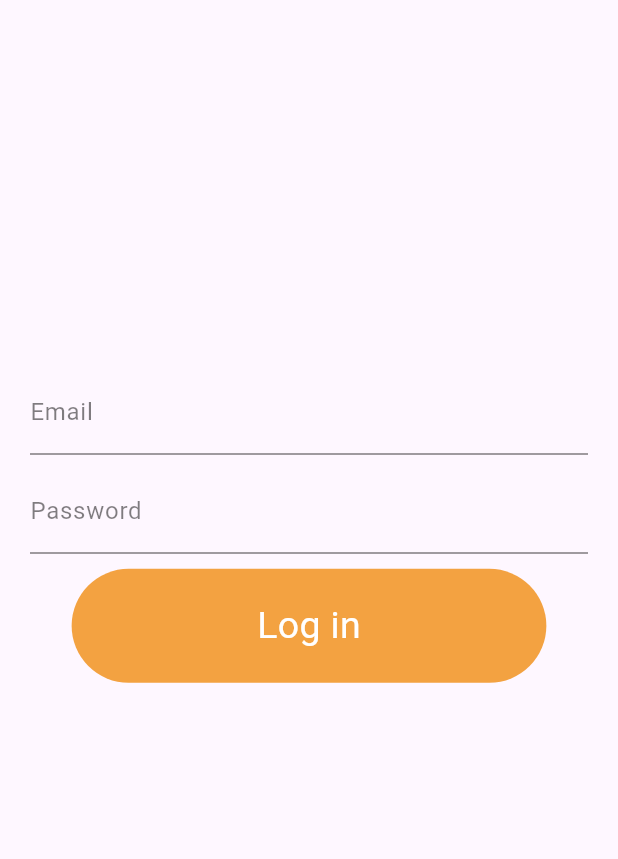
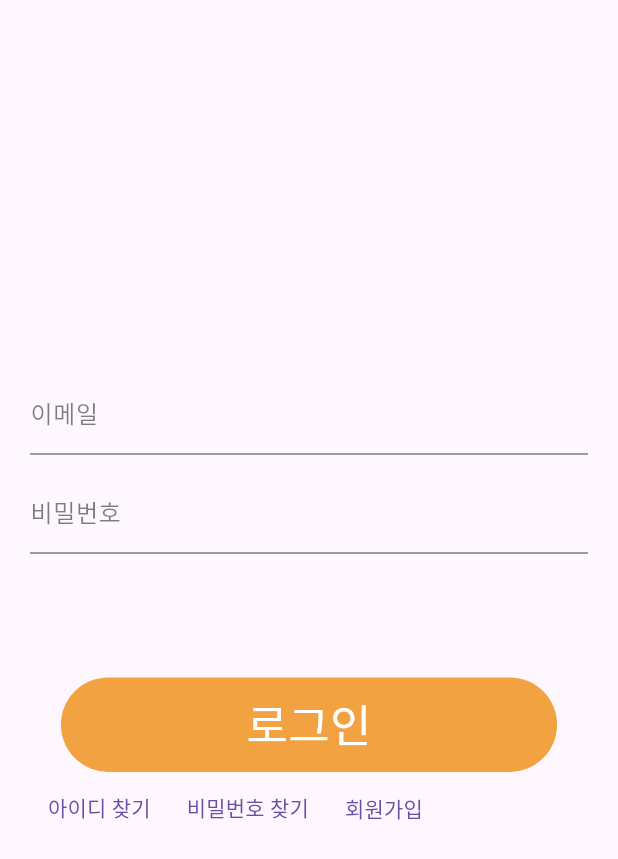
Before and after one commit to iipmango/Flutter-HoopSquad, a Flutter app: the screen it shows after launch, on a phone screen of 412 x 824 dp. Shown: the top 859 px of the screen. Run offline on Flutter 3.47's test engine with Material 3 defaults, Android fonts, the phone set to English and light mode, and no system bars.

Commit message:
로그인 화면 구현중2

```diff
--- a/lib/main.dart
+++ b/lib/main.dart
@@ -1,5 +1,6 @@
 import 'package:flutter/material.dart';
 import 'package:flutter_hoopsquad/widgets/button.dart';
+import 'package:flutter_hoopsquad/widgets/text_button.dart';
 import 'package:flutter_hoopsquad/widgets/text_input.dart';
 
 void main() {
@@ -30,24 +31,29 @@
                 child: Column(
                   children: [
                     TextInput(
-                      label: "Email",
+                      label: "이메일",
                       obscure: false,
                     ),
                     SizedBox(
                       height: 10,
                     ),
                     TextInput(
-                      label: "Password",
+                      label: "비밀번호",
                       obscure: true,
                     ),
                     SizedBox(
-                      height: 10,
+                      height: percentHeight / 3,
                     ),
                     Button(
-                      text: "Log in",
+                      text: "로그인",
                       bgColor: Color(0xFFF3A241),
                       textColor: Colors.white,
                     ),
+                    Row(children: [
+                      TextBtn(text: "아이디 찾기"),
+                      TextBtn(text: "비밀번호 찾기"),
+                      TextBtn(text: "회원가입"),
+                    ])
                   ],
                 ),
               )
--- a/lib/widgets/button.dart
+++ b/lib/widgets/button.dart
@@ -23,14 +23,14 @@ class Button extends StatelessWidget {
       ),
       child: Padding(
         padding: EdgeInsets.symmetric(
-          vertical: 20,
+          vertical: 10,
           horizontal: percentWidth,
         ),
         child: Text(
           text,
           style: TextStyle(
             color: textColor,
-            fontSize: 25,
+            fontSize: 30,
           ),
         ),
       ),
--- /dev/null
+++ b/lib/widgets/text_button.dart
@@ -0,0 +1,22 @@
+import 'package:flutter/material.dart';
+
+class TextBtn extends StatelessWidget {
+  final String text;
+
+  const TextBtn({
+    super.key,
+    required this.text,
+  });
+
+  void navigateToPage() {
+    print("123");
+  }
+
+  @override
+  Widget build(BuildContext context) {
+    return TextButton(
+      onPressed: navigateToPage,
+      child: Text(text),
+    );
+  }
+}
--- a/lib/widgets/text_input.dart
+++ b/lib/widgets/text_input.dart
@@ -14,12 +14,15 @@ class TextInput extends StatelessWidget {
     return TextField(
       obscureText: obscure,
       decoration: InputDecoration(
-          border: OutlineInputBorder(),
-          enabledBorder: UnderlineInputBorder(
-            borderSide: BorderSide(color: Colors.black.withOpacity(0.5)),
-          ),
-          labelText: label,
-          labelStyle: TextStyle(color: Colors.black.withOpacity(0.5))),
+        enabledBorder: UnderlineInputBorder(
+          borderSide: BorderSide(color: Colors.black.withOpacity(0.5)),
+        ),
+        focusedBorder: UnderlineInputBorder(
+          borderSide: BorderSide(color: Colors.black), // 선택된 상태의 테두리 색상
+        ),
+        labelText: label,
+        labelStyle: TextStyle(color: Colors.black.withOpacity(0.5)),
+      ),
     );
   }
 }
```
